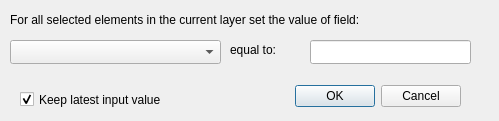
Old version of the form widgets/multi_attribute_edit_dialog.ui in the repository axelande/geodatafarm3.
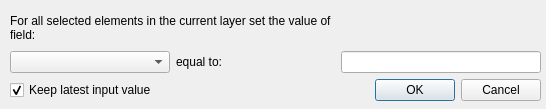
New version of the form.

Commit message: Added "Layouts"  to the ui files and minor changes in files adding qt elements to the interfaces.

Patch:
```diff
--- a/widgets/multi_attribute_edit_dialog.ui
+++ b/widgets/multi_attribute_edit_dialog.ui
@@ -6,74 +6,28 @@
    <rect>
     <x>0</x>
     <y>0</y>
-    <width>499</width>
-    <height>121</height>
+    <width>546</width>
+    <height>109</height>
    </rect>
   </property>
   <property name="windowTitle">
    <string>MBupSelected</string>
   </property>
-  <widget class="QDialogButtonBox" name="buttonBox">
-   <property name="geometry">
-    <rect>
-     <x>260</x>
-     <y>80</y>
-     <width>201</width>
-     <height>32</height>
-    </rect>
-   </property>
-   <property name="orientation">
-    <enum>Qt::Horizontal</enum>
-   </property>
-   <property name="standardButtons">
-    <set>QDialogButtonBox::Cancel|QDialogButtonBox::Ok</set>
-   </property>
-  </widget>
-  <widget class="QComboBox" name="CBfields">
-   <property name="geometry">
-    <rect>
-     <x>10</x>
-     <y>40</y>
-     <width>211</width>
-     <height>24</height>
-    </rect>
-   </property>
-  </widget>
-  <widget class="QLineEdit" name="QLEvalore">
-   <property name="geometry">
-    <rect>
-     <x>310</x>
-     <y>40</y>
-     <width>161</width>
-     <height>24</height>
-    </rect>
-   </property>
-  </widget>
-  <widget class="QLabel" name="label">
+  <widget class="QWidget" name="gridLayoutWidget">
    <property name="geometry">
     <rect>
      <x>10</x>
      <y>10</y>
-     <width>441</width>
-     <height>20</height>
+     <width>531</width>
+     <height>91</height>
     </rect>
    </property>
-   <property name="layoutDirection">
-    <enum>Qt::LeftToRight</enum>
-   </property>
-   <property name="text">
-    <string>For all selected elements in the current layer set the value of field:</string>
-   </property>
-  </widget>
+   <layout class="QGridLayout" name="gridLayout">
+    <item row="1" column="0">
+     <widget class="QComboBox" name="CBfields"/>
+    </item>
+    <item row="1" column="1">
   <widget class="QLabel" name="label_2">
-   <property name="geometry">
-    <rect>
-     <x>230</x>
-     <y>40</y>
-     <width>81</width>
-     <height>20</height>
-    </rect>
-   </property>
    <property name="layoutDirection">
     <enum>Qt::RightToLeft</enum>
    </property>
@@ -81,21 +35,51 @@
     <string>equal to:</string>
    </property>
   </widget>
+    </item>
+    <item row="1" column="2">
+     <widget class="QLineEdit" name="QLEvalore">
+      <property name="maximumSize">
+       <size>
+        <width>200</width>
+        <height>16777215</height>
+       </size>
+      </property>
+     </widget>
+    </item>
+    <item row="2" column="0">
   <widget class="QCheckBox" name="cBkeepLatestValue">
-   <property name="geometry">
-    <rect>
-     <x>20</x>
-     <y>90</y>
-     <width>211</width>
-     <height>19</height>
-    </rect>
-   </property>
    <property name="text">
     <string>Keep latest input value</string>
    </property>
    <property name="checked">
     <bool>true</bool>
    </property>
+     </widget>
+    </item>
+    <item row="0" column="0" colspan="2">
+     <widget class="QLabel" name="label">
+      <property name="layoutDirection">
+       <enum>Qt::LeftToRight</enum>
+      </property>
+      <property name="text">
+       <string>For all selected elements in the current layer set the value of field:</string>
+      </property>
+      <property name="wordWrap">
+       <bool>true</bool>
+      </property>
+     </widget>
+    </item>
+    <item row="2" column="1" colspan="2">
+     <widget class="QDialogButtonBox" name="buttonBox">
+      <property name="orientation">
+       <enum>Qt::Horizontal</enum>
+      </property>
+      <property name="standardButtons">
+       <set>QDialogButtonBox::Cancel|QDialogButtonBox::Ok</set>
+      </property>
+     </widget>
+    </item>
+   </layout>
   </widget>
  </widget>
  <resources/>
```
Lines whose indentation alone changed are shown as unchanged. The commit also changes 14 other files.
